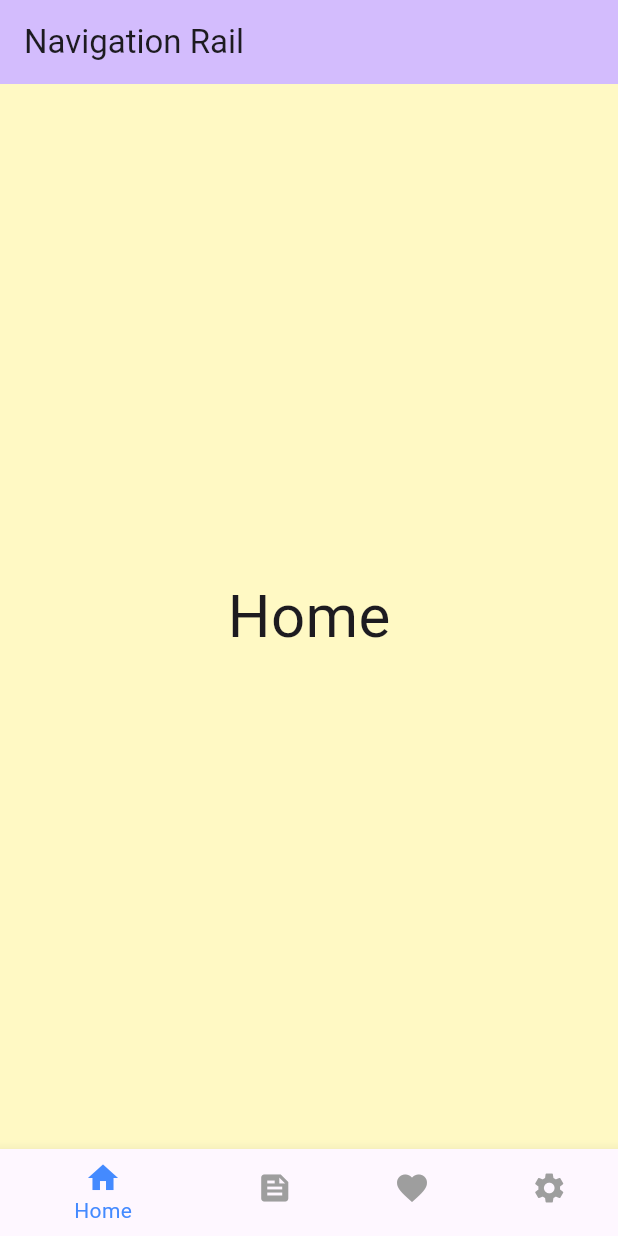
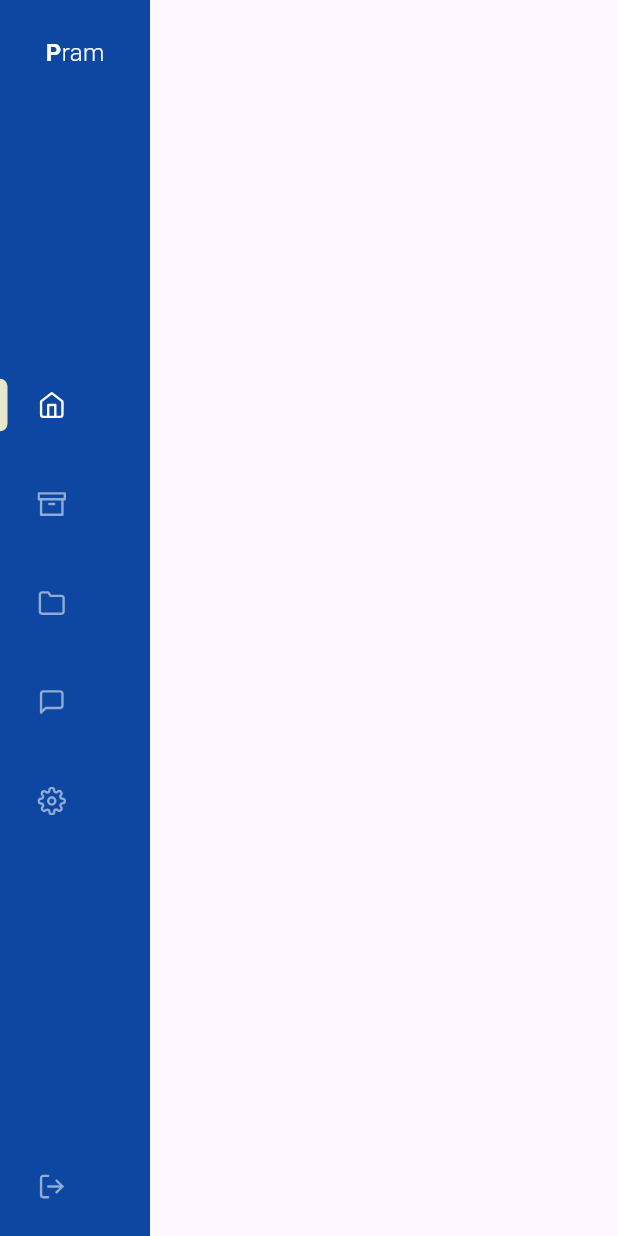
Before and after one commit to jsmile/basic_responsive_design, a Flutter app: the screen it shows after launch, on a phone screen of 412 x 824 dp. Run offline on Flutter 3.47's test engine with Material 2 defaults, Android fonts, the light colour scheme and no system bars; our stand-ins replace flutter_vector_icons.

Commit message:
NavigationBar Indecator

```diff
--- a/lib/src/app.dart
+++ b/lib/src/app.dart
@@ -14,7 +14,14 @@ class App extends StatelessWidget {
         colorScheme: ColorScheme.fromSeed(seedColor: Colors.deepPurple),
         useMaterial3: true,
       ),
-      home: const NavigaionRailHome(),
+      // LayoutBuilder 기본
+      // home: const BasicResponsiveA(title: 'Basic Rewponsive A'),
+
+      // NavigationRail 기본
+      // home: const NavigaionRailHome(),
+
+      // NavigationBar Indecator 기본
+      home: const BasicNaviBScaffold(),
     );
   }
 }
--- /dev/null
+++ b/lib/src/basic_navigation_b/basic_navi_b_scaf.dart
@@ -0,0 +1,22 @@
+import 'package:flutter/material.dart';
+
+import './basic_navigation_b_exports.dart';
+
+class BasicNaviBScaffold extends StatelessWidget {
+  const BasicNaviBScaffold({super.key});
+
+  @override
+  Widget build(BuildContext context) {
+    return Scaffold(
+      body: SizedBox(
+        height: MediaQuery.sizeOf(context).height,
+        width: MediaQuery.sizeOf(context).width,
+        child: const Stack(
+          children: [
+            MyNavigationBar(),
+          ],
+        ),
+      ),
+    );
+  }
+}
--- /dev/null
+++ b/lib/src/basic_navigation_b/basic_navigation_b_exports.dart
@@ -0,0 +1,4 @@
+export './navigation_bar/navigation_bar.dart';
+export './company_name.dart';
+export './nav_bar.dart';
+export './nav_bar_item.dart';
--- /dev/null
+++ b/lib/src/basic_navigation_b/company_name.dart
@@ -0,0 +1,35 @@
+import 'package:flutter/material.dart';
+
+class CompanyName extends StatelessWidget {
+  const CompanyName({super.key});
+
+  @override
+  Widget build(BuildContext context) {
+    return const SizedBox(
+      height: 70.0,
+      child: Center(
+        child: Row(
+          mainAxisAlignment: MainAxisAlignment.center,
+          children: [
+            Text(
+              'P',
+              style: TextStyle(
+                color: Colors.white,
+                fontSize: 16.0,
+                fontWeight: FontWeight.w700,
+              ),
+            ),
+            Text(
+              'ram',
+              style: TextStyle(
+                color: Colors.white,
+                fontSize: 16.0,
+                fontWeight: FontWeight.w300,
+              ),
+            ),
+          ],
+        ),
+      ),
+    );
+  }
+}
--- /dev/null
+++ b/lib/src/basic_navigation_b/nav_bar.dart
@@ -0,0 +1,77 @@
+import 'package:flutter/material.dart';
+import 'package:flutter_vector_icons/flutter_vector_icons.dart';
+
+import './nav_bar_item.dart';
+
+class NavBar extends StatefulWidget {
+  const NavBar({super.key});
+
+  @override
+  State<NavBar> createState() => _NavBarState();
+}
+
+class _NavBarState extends State<NavBar> {
+  final List<bool> _selected = [true, false, false, false, false];
+
+  @override
+  Widget build(BuildContext context) {
+    return SizedBox(
+      height: 350.0,
+      child: Column(
+        children: [
+          NavBarItem(
+            icon: Feather.home,
+            active: _selected[0],
+            touched: () {
+              setState(() {
+                select(0);
+              });
+            },
+          ),
+          NavBarItem(
+            icon: Feather.archive,
+            active: _selected[1],
+            touched: () {
+              setState(() {
+                select(1);
+              });
+            },
+          ),
+          NavBarItem(
+            icon: Feather.folder,
+            active: _selected[2],
+            touched: () {
+              setState(() {
+                select(2);
+              });
+            },
+          ),
+          NavBarItem(
+            icon: Feather.message_square,
+            active: _selected[3],
+            touched: () {
+              setState(() {
+                select(3);
+              });
+            },
+          ),
+          NavBarItem(
+            icon: Feather.settings,
+            active: _selected[4],
+            touched: () {
+              setState(() {
+                select(4);
+              });
+            },
+          ),
+        ],
+      ),
+    );
+  }
+
+  void select(int n) {
+    for (int i = 0; i < 5; i++) {
+      (i == n) ? _selected[i] = true : _selected[i] = false;
+    }
+  }
+}
--- /dev/null
+++ b/lib/src/basic_navigation_b/nav_bar_item.dart
@@ -0,0 +1,77 @@
+import 'package:flutter/material.dart';
+
+class NavBarItem extends StatefulWidget {
+  final IconData icon;
+  final Function? touched;
+  final bool active;
+
+  const NavBarItem({
+    Key? key,
+    required this.icon,
+    required this.active,
+    this.touched,
+  }) : super(key: key);
+
+  @override
+  State<NavBarItem> createState() => _NavBarItemState();
+}
+
+class _NavBarItemState extends State<NavBarItem> {
+  @override
+  Widget build(BuildContext context) {
+    return Material(
+      // Material state 작업 : Clipping, Elevation, Ink effects
+      color: Colors.transparent,
+      child: InkWell(
+        onTap: () {
+          widget.touched!();
+        },
+        // splashColor: Colors.white12,
+        // hoverColor: Colors.white12,
+        splashColor: const Color.fromARGB(180, 245, 241, 207), // 선택 시 잠시 보이는 색상
+        hoverColor: Colors.white12,
+        child: Container(
+          padding: const EdgeInsets.symmetric(vertical: 3.0),
+          child: Row(
+            children: [
+              SizedBox(
+                height: 60.0,
+                width: 80.0,
+                child: Row(
+                  children: [
+                    // item 의 왼쪽 bar 모양의 선택 표시
+                    AnimatedContainer(
+                      duration: const Duration(milliseconds: 475),
+                      height: 35.0,
+                      width: 5.0,
+                      decoration: BoxDecoration(
+                        color:
+                            // widget.active ? Colors.white : Colors.transparent,
+                            widget.active
+                                ? const Color.fromARGB(240, 245, 241, 207)
+                                : Colors.transparent,
+                        borderRadius: const BorderRadius.only(
+                          topRight: Radius.circular(10.0),
+                          bottomRight: Radius.circular(10.0),
+                        ),
+                      ),
+                    ),
+                    // item 의 icon
+                    Padding(
+                      padding: const EdgeInsets.only(left: 20.0),
+                      child: Icon(
+                        widget.icon,
+                        color: widget.active ? Colors.white : Colors.white54,
+                        size: 19.0,
+                      ),
+                    ),
+                  ],
+                ),
+              )
+            ],
+          ),
+        ),
+      ),
+    );
+  }
+}
--- /dev/null
+++ b/lib/src/basic_navigation_b/navigation_bar/navigation_bar.dart
@@ -0,0 +1,41 @@
+import 'package:flutter/material.dart';
+import 'package:flutter_vector_icons/flutter_vector_icons.dart';
+
+import '../basic_navigation_b_exports.dart';
+
+class MyNavigationBar extends StatefulWidget {
+  const MyNavigationBar({super.key});
+
+  @override
+  State<MyNavigationBar> createState() => _MyNavigationBarState();
+}
+
+class _MyNavigationBarState extends State<MyNavigationBar> {
+  @override
+  Widget build(BuildContext context) {
+    return Align(
+      alignment: Alignment.centerLeft,
+      child: Container(
+        height: MediaQuery.sizeOf(context).height,
+        width: 100.0,
+        color: Colors.blue[900],
+        child: const Stack(
+          children: [
+            CompanyName(),
+            Align(
+              alignment: Alignment.center,
+              child: NavBar(),
+            ),
+            Align(
+              alignment: Alignment.bottomCenter,
+              child: NavBarItem(
+                icon: Feather.log_out,
+                active: false,
+              ),
+            ),
+          ],
+        ),
+      ),
+    );
+  }
+}
--- a/lib/src/basic_navigation_rail/navigation_rail_home.dart
+++ b/lib/src/basic_navigation_rail/navigation_rail_home.dart
@@ -1,4 +1,3 @@
-import 'package:basic_responsive_design/src/app.dart';
 import 'package:flutter/material.dart';
 
 class NavigaionRailHome extends StatefulWidget {
--- a/lib/src/scafolds_exports.dart
+++ b/lib/src/scafolds_exports.dart
@@ -1,2 +1,3 @@
 export './basic_responsive_a/basic_responsive_a.dart';
 export './basic_navigation_rail/navigation_rail_home.dart';
+export './basic_navigation_b/basic_navi_b_scaf.dart';
--- a/pubspec.yaml
+++ b/pubspec.yaml
@@ -16,6 +16,7 @@ dependencies:
     sdk: flutter
 
   cupertino_icons: ^1.0.2
+  flutter_vector_icons: ^2.0.0
 
 dev_dependencies:
   flutter_test:
```
Also changed, not shown: pubspec.lock.
